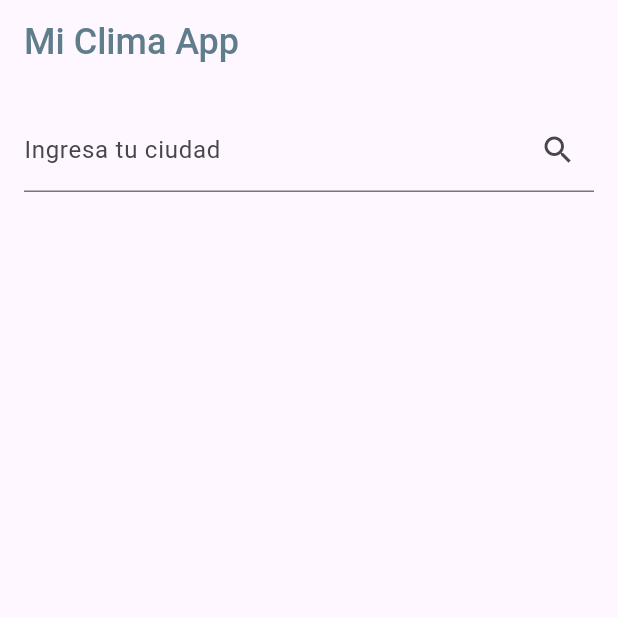
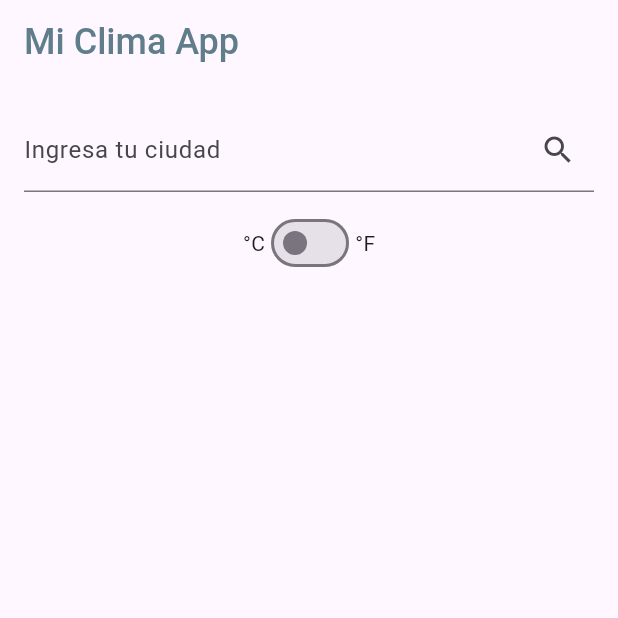
Before and after one commit to andreatejedar/my_clima_app_flutter, a Flutter app: the screen it shows after launch, on a phone screen of 412 x 824 dp, the top half of it. Run offline on Flutter 3.47's test engine with Material 3 defaults, Android fonts, the phone set to English and light mode, and no system bars; our stand-ins replace shared_preferences.

Commit message:
Tercera parte, cambia entre tipo de temperatura F o C

```diff
--- /dev/null
+++ b/devtools_options.yaml
@@ -0,0 +1,3 @@
+description: This file stores settings for Dart & Flutter DevTools.
+documentation: https://docs.flutter.dev/tools/devtools/extensions#configure-extension-enablement-states
+extensions:
--- a/lib/screens/clima_homepage.dart
+++ b/lib/screens/clima_homepage.dart
@@ -18,12 +18,13 @@ class _ClimaHomepageState extends State<ClimaHomepage> {
   String? _temperatura;
   String _iconoUrl = '';
   bool _cargando = false;
-  //  bool _usarFahrenheit = false;
+  bool _usarFahrenheit = false;
 
   @override
   initState() {
     super.initState();
     _cargarCiudadGuardada();
+    _cargarPreferenciaUnidadTemperatura();
   }
 
   Future<void> obtenerClima(String ciudad) async {
@@ -38,11 +39,14 @@ class _ClimaHomepageState extends State<ClimaHomepage> {
       _cargando = true;
     });
 
+    final unidades = _usarFahrenheit ? 'imperial' : 'metric';
+
     final apiKey = "3c5c7cd19d1e7b84c8e3bbf91d3174c5";
     final urlClima =
-        'https://api.openweathermap.org/data/2.5/weather?q=$ciudad&appid=$apiKey&units=metric&lang=es';
+        'https://api.openweathermap.org/data/2.5/weather?q=$ciudad&appid=$apiKey&units=$unidades&lang=es';
 
     final response = await http.get(Uri.parse(urlClima));
+
     try {
       if (response.statusCode == 200) {
         final datos = json.decode(response.body);
@@ -100,7 +104,10 @@ class _ClimaHomepageState extends State<ClimaHomepage> {
         if (_ciudad.isNotEmpty)
           Text('Clima en ciudad $_ciudad', style: estiloTitulo),
         if (_temperatura != null)
-          Text('$_temperatura °C', style: estiloTemperatura),
+          Text(
+            '$_temperatura ${_usarFahrenheit ? '°F' : '°C'}',
+            style: estiloTemperatura,
+          ),
         if (_description.isNotEmpty)
           Text(_description, style: estiloDescripcion),
         if (_iconoUrl.isNotEmpty)
@@ -126,12 +133,38 @@ class _ClimaHomepageState extends State<ClimaHomepage> {
             ),
             onSubmitted: obtenerClima,
           ),
-          SizedBox(height: 20),
+          SizedBox(height: 10),
+          cambioUnidadTemperatura(),
+          SizedBox(height: 10),
           if (_cargando) CircularProgressIndicator(),
           if (_ciudad.isNotEmpty && !_cargando) generaRespuesta(),
           if (_ciudad.isEmpty) generaRespuesta(),
         ],
       ),
+    );
+  }
+
+  Row cambioUnidadTemperatura() {
+    return Row(
+      mainAxisAlignment: MainAxisAlignment.center,
+      children: [
+        Text('°C'),
+        Switch(
+          value: _usarFahrenheit,
+          onChanged: (value) {
+            setState(() {
+              _usarFahrenheit = value;
+            });
+
+            _guardarPreferenciaUnidadTemperatura(value);
+            if (_controller.text.isNotEmpty) {
+              obtenerClima(_controller.text);
+            }
+          },
+        ),
+
+        Text('°F'),
+      ],
     );
   }
 
@@ -143,4 +176,16 @@ class _ClimaHomepageState extends State<ClimaHomepage> {
       obtenerClima(ciudadGuardada);
     }
   }
+
+  void _guardarPreferenciaUnidadTemperatura(bool value) async {
+    SharedPreferences prefs = await SharedPreferences.getInstance();
+    await prefs.setBool('usarFahrenheit', value);
+  }
+
+  void _cargarPreferenciaUnidadTemperatura() async {
+    SharedPreferences prefs = await SharedPreferences.getInstance();
+    setState(() {
+      _usarFahrenheit = prefs.getBool('usarFahrenheit') ?? false;
+    });
+  }
 }
```
